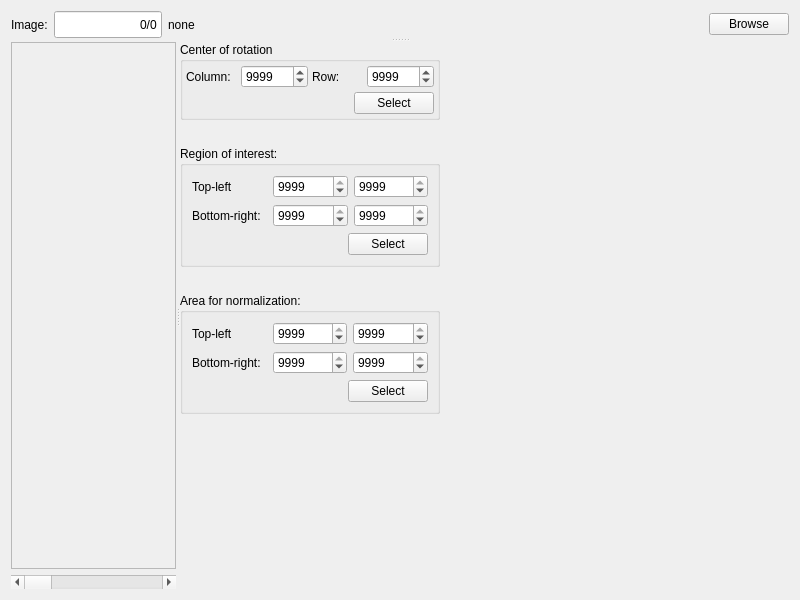
Above: Code/Mantid/MantidQt/CustomInterfaces/inc/MantidQtCustomInterfaces/Tomography/ImageSelectCoRAndRegions.ui from mantidproject/mantid before the change. Below: the same form after it.
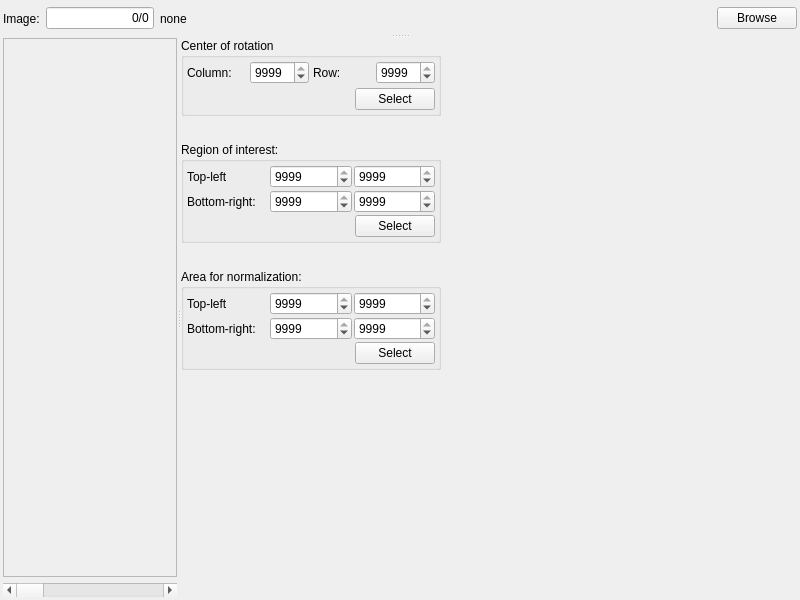
That is the form after the change.

Commit message: ui propery updates and add to cmake lists, re #13140

```diff
--- a/Code/Mantid/MantidQt/CustomInterfaces/inc/MantidQtCustomInterfaces/Tomography/ImageSelectCoRAndRegions.ui
+++ b/Code/Mantid/MantidQt/CustomInterfaces/inc/MantidQtCustomInterfaces/Tomography/ImageSelectCoRAndRegions.ui
@@ -20,12 +20,18 @@
    <string>Form</string>
   </property>
   <layout class="QGridLayout" name="gridLayout_5">
+   <property name="margin">
+    <number>3</number>
+   </property>
+   <property name="spacing">
+    <number>1</number>
+   </property>
    <item row="0" column="0">
     <widget class="QSplitter" name="splitter_main_vertical">
      <property name="orientation">
       <enum>Qt::Vertical</enum>
      </property>
-     <widget class="QWidget" name="">
+     <widget class="QWidget" name="layoutWidget">
       <layout class="QHBoxLayout" name="horizontalLayout_4">
        <item>
         <widget class="QLabel" name="label_8">
@@ -43,7 +49,7 @@
        <item>
         <widget class="QLineEdit" name="lineEdit_img_seq">
          <property name="sizePolicy">
-          <sizepolicy hsizetype="Fixed" vsizetype="Minimum">
+          <sizepolicy hsizetype="Fixed" vsizetype="Fixed">
            <horstretch>0</horstretch>
            <verstretch>0</verstretch>
           </sizepolicy>
@@ -82,13 +88,19 @@
       </layout>
      </widget>
      <widget class="QSplitter" name="splitter_img_horiz">
+      <property name="sizePolicy">
+       <sizepolicy hsizetype="Expanding" vsizetype="Preferred">
+        <horstretch>1</horstretch>
+        <verstretch>0</verstretch>
+       </sizepolicy>
+      </property>
       <property name="orientation">
        <enum>Qt::Horizontal</enum>
       </property>
       <widget class="QWidget" name="layoutWidget">
        <layout class="QVBoxLayout" name="verticalLayout_2">
         <property name="sizeConstraint">
-         <enum>QLayout::SetMinimumSize</enum>
+         <enum>QLayout::SetMaximumSize</enum>
         </property>
         <item>
          <widget class="QScrollArea" name="scrollArea">
@@ -106,8 +118,8 @@
             <rect>
              <x>0</x>
              <y>0</y>
-             <width>494</width>
-             <height>524</height>
+             <width>147</width>
+             <height>529</height>
             </rect>
            </property>
            <property name="sizePolicy">
@@ -149,7 +161,7 @@
         </item>
        </layout>
       </widget>
-      <widget class="QWidget" name="layoutWidget">
+      <widget class="QWidget" name="layoutWidget_2">
        <layout class="QVBoxLayout" name="verticalLayout">
         <item>
          <widget class="QGroupBox" name="groupBox_cor">
@@ -187,7 +199,7 @@
              <item>
               <widget class="QSpinBox" name="spinBox_cor_x">
                <property name="maximum">
-                <number>999999999</number>
+                <number>9999</number>
                </property>
                <property name="value">
                 <number>9999</number>
@@ -204,7 +216,7 @@
              <item>
               <widget class="QSpinBox" name="spinBox_cor_y">
                <property name="maximum">
-                <number>999999999</number>
+                <number>9999</number>
                </property>
                <property name="value">
                 <number>9999</number>
@@ -274,6 +286,12 @@
            <string>Region of interest:</string>
           </property>
           <layout class="QGridLayout" name="gridLayout_3">
+           <property name="margin">
+            <number>3</number>
+           </property>
+           <property name="spacing">
+            <number>2</number>
+           </property>
            <item row="0" column="0">
             <widget class="QLabel" name="label_4">
              <property name="text">
@@ -389,6 +407,12 @@
            <string>Area for normalization:</string>
           </property>
           <layout class="QGridLayout" name="gridLayout_4">
+           <property name="margin">
+            <number>3</number>
+           </property>
+           <property name="spacing">
+            <number>2</number>
+           </property>
            <item row="0" column="0">
             <widget class="QLabel" name="label_6">
              <property name="text">
```
The commit also changes 1 other file.
